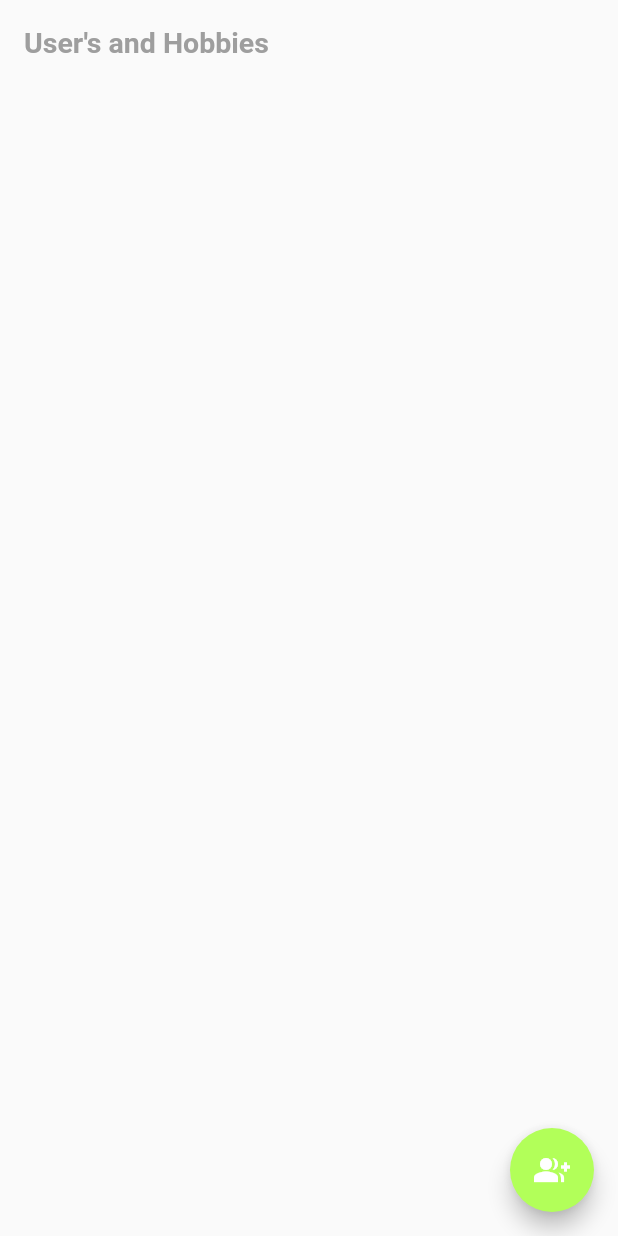
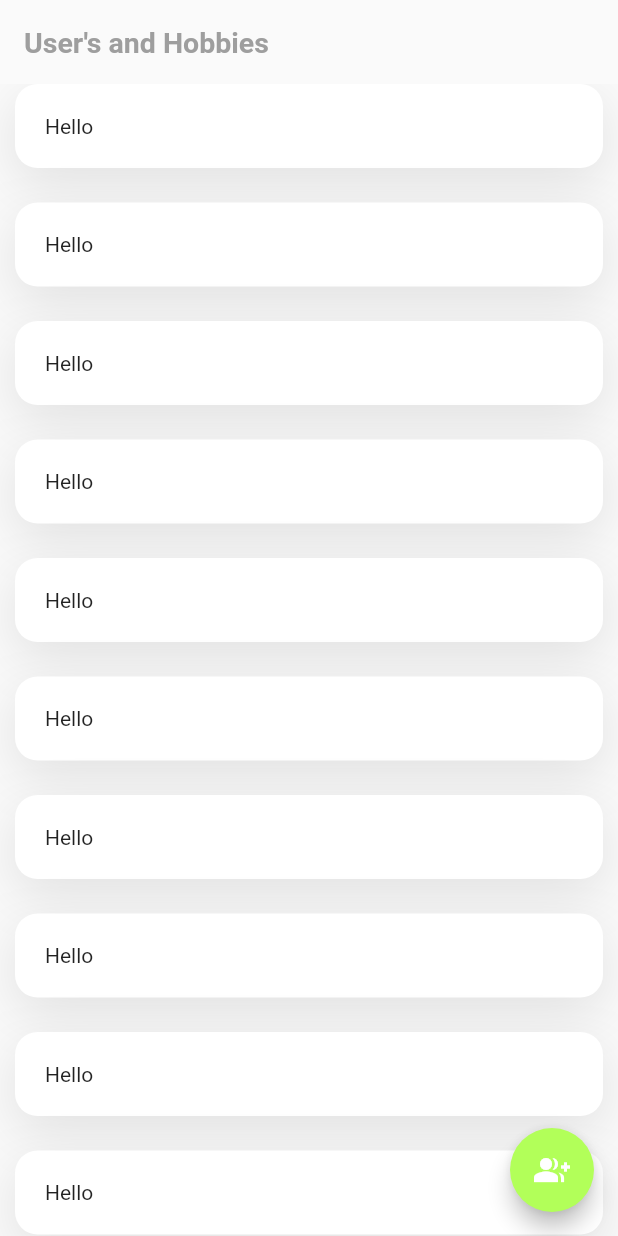
Before and after one commit to anthonypena97/flutter-graphql, a Flutter app: the screen it shows after launch, on a phone screen of 412 x 824 dp. Run offline on Flutter 3.47's test engine with Material 2 defaults, Android fonts, the phone set to English and light mode, and no system bars; our stand-ins replace graphql_flutter; missing offline and left inert: connectivity_plus_web.

Commit message:
feat: created user page using 10 cards for example and testing

```diff
--- a/client/lib/views/add_user_page.dart
+++ b/client/lib/views/add_user_page.dart
@@ -1,5 +1,4 @@
 import 'package:flutter/material.dart';
-
 
 class AddUserPage extends StatefulWidget {
   const AddUserPage({Key? key}) : super(key: key);
@@ -11,6 +10,7 @@ class AddUserPage extends StatefulWidget {
 class _AddUserPageState extends State<AddUserPage> {
   @override
   Widget build(BuildContext context) {
-      return Container();
+    return Container();
+
   }
 }
--- a/client/lib/views/users_page.dart
+++ b/client/lib/views/users_page.dart
@@ -10,7 +10,45 @@ class UsersPage extends StatefulWidget {
 class _UsersPageState extends State<UsersPage> {
   @override
   Widget build(BuildContext context) {
-    return Container();
-
+    return ListView.builder(
+      itemCount: 10,
+      itemBuilder: (context, index) {
+        return Stack(
+          children: [
+            Container(
+              margin: const EdgeInsets.only(bottom: 23.0, left: 10.0, right: 10.0),
+              decoration: BoxDecoration(
+                color: Colors.white,
+                borderRadius: BorderRadius.circular(15.0),
+                boxShadow: [
+                  BoxShadow(
+                    offset: const Offset(0.0, 10.0),
+                    color: Colors.grey.shade300,
+                    blurRadius: 30.0,
+                  )
+                ],
+              ),
+              padding: const EdgeInsets.all(20),
+              child: InkWell(
+                // ignore: avoid_unnecessary_containers
+                child: Container(
+                  child: Column(
+                    crossAxisAlignment: CrossAxisAlignment.start,
+                    mainAxisSize: MainAxisSize.min,
+                    children:[
+                      Row(
+                        children: const [
+                          Text('Hello'),
+                        ],
+                      ),
+                    ],
+                  ),
+                ),
+              ),
+            ),
+          ],
+        );
+      },
+    );
   }
 }
```
Also changed, not shown: 28 other files.
